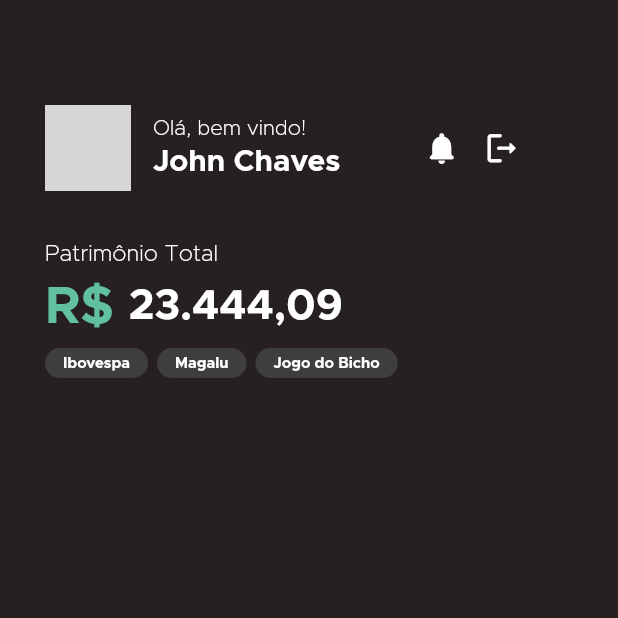
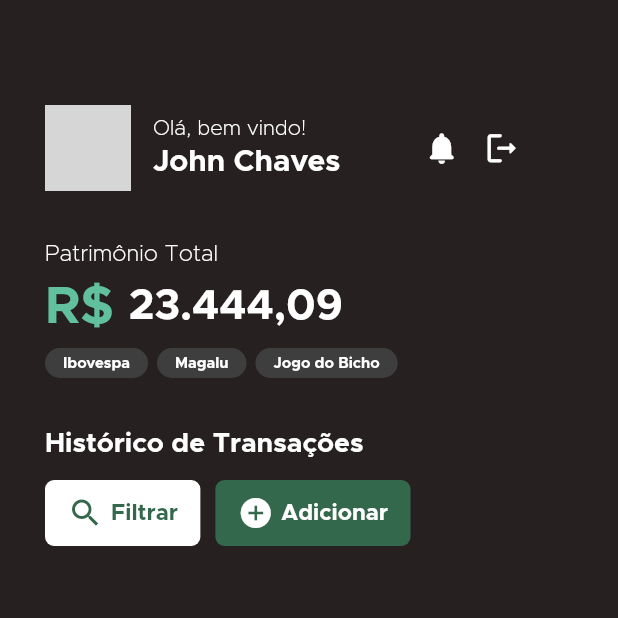
Before and after one commit to JonhMatheus/app-finance, a Flutter app: the HomePage screen opened directly, on a phone screen of 412 x 824 dp, the top half of it. Run offline on Flutter 3.47's test engine with Material 3 defaults, Android fonts, the phone set to English and light mode, and no system bars; our stand-ins replace get_it, mobx, shared_preferences; missing offline and left inert: loading_empty_error; accounts and stored records are empty; generated files the repository leaves out were written again; network calls fail; grey boxes are pictures that could not be loaded.

Commit message:
attHomePage

```diff
--- a/lib/home/home_page.dart
+++ b/lib/home/home_page.dart
@@ -1,5 +1,6 @@
 import 'package:flutter/material.dart';
 import 'package:flutter_application_1/autenticacao/login_controller.dart';
+import 'package:flutter_application_1/shared/botaoWidget.dart';
 import 'package:get_it/get_it.dart';
 
 class HomePage extends StatefulWidget {
@@ -18,12 +19,17 @@ class _HomePageState extends State<HomePage> {
       body: Padding(
         padding: const EdgeInsets.fromLTRB(30, 70, 15, 0),
         child: Column(
+          crossAxisAlignment: CrossAxisAlignment.start,
           children: [
             cabeca(),
             const SizedBox(
               height: 35,
             ),
             corpo(),
+            const SizedBox(
+              height: 35,
+            ),
+            historicoTransacao(),
           ],
         ),
       ),
@@ -144,4 +150,40 @@ class _HomePageState extends State<HomePage> {
       ),
     );
   }
+
+  Widget historicoTransacao() {
+    return const Column(
+      crossAxisAlignment: CrossAxisAlignment.start,
+      children: [
+        Text(
+          'Histórico de Transações',
+          style: TextStyle(
+              color: Colors.white, fontSize: 18, fontWeight: FontWeight.bold),
+        ),
+        SizedBox(
+          height: 15,
+        ),
+        Row(
+          children: [
+            BotaoWidget(
+              nome: 'Filtrar',
+              corFonte: Color(0xFF34684C),
+              corContainer: Colors.white,
+              tipoIcone: Icons.search,
+              corIcone: Color(0xFF34684C),
+            ),
+            SizedBox(
+              width: 10,
+            ),
+            BotaoWidget(
+                nome: 'Adicionar',
+                corFonte: Colors.white,
+                corContainer: Color(0xFF34684C),
+                tipoIcone: Icons.add_circle,
+                corIcone: Colors.white)
+          ],
+        )
+      ],
+    );
+  }
 }
--- /dev/null
+++ b/lib/shared/botaoWidget.dart
@@ -0,0 +1,40 @@
+// ignore_for_file: public_member_api_docs, sort_constructors_first
+import 'package:flutter/material.dart';
+
+class BotaoWidget extends StatelessWidget {
+  final String nome;
+  final Color corFonte;
+  final Color corContainer;
+  final IconData tipoIcone;
+  final Color corIcone;
+
+  const BotaoWidget({
+    Key? key,
+    required this.nome,
+    required this.corFonte,
+    required this.corContainer,
+    required this.tipoIcone,
+    required this.corIcone,
+  }) : super(key: key);
+
+  @override
+  Widget build(BuildContext context) {
+    return Container(
+        padding: const EdgeInsets.fromLTRB(15, 10, 15, 10),
+        decoration: BoxDecoration(
+          color: corContainer,
+          borderRadius: BorderRadius.circular(6),
+        ),
+        child: Row(
+          children: [
+            Icon(tipoIcone, color: corIcone),
+            const SizedBox(width: 5),
+            Text(
+              nome,
+              style: TextStyle(
+                  color: corFonte, fontSize: 15, fontWeight: FontWeight.bold),
+            ),
+          ],
+        ));
+  }
+}
```
